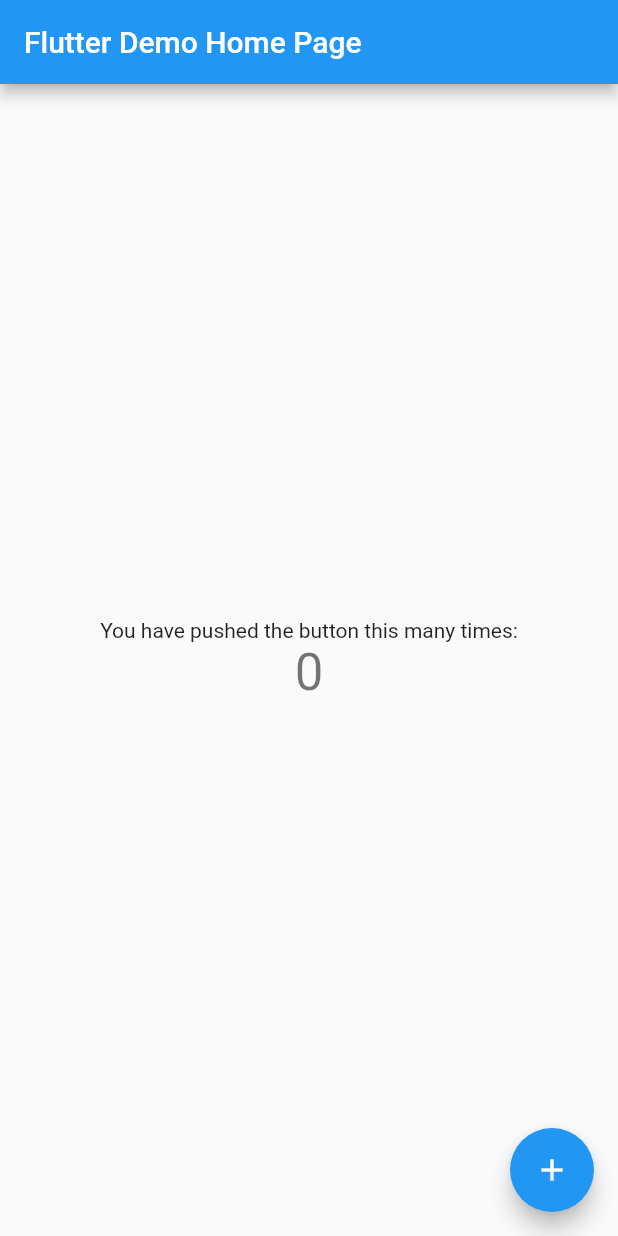
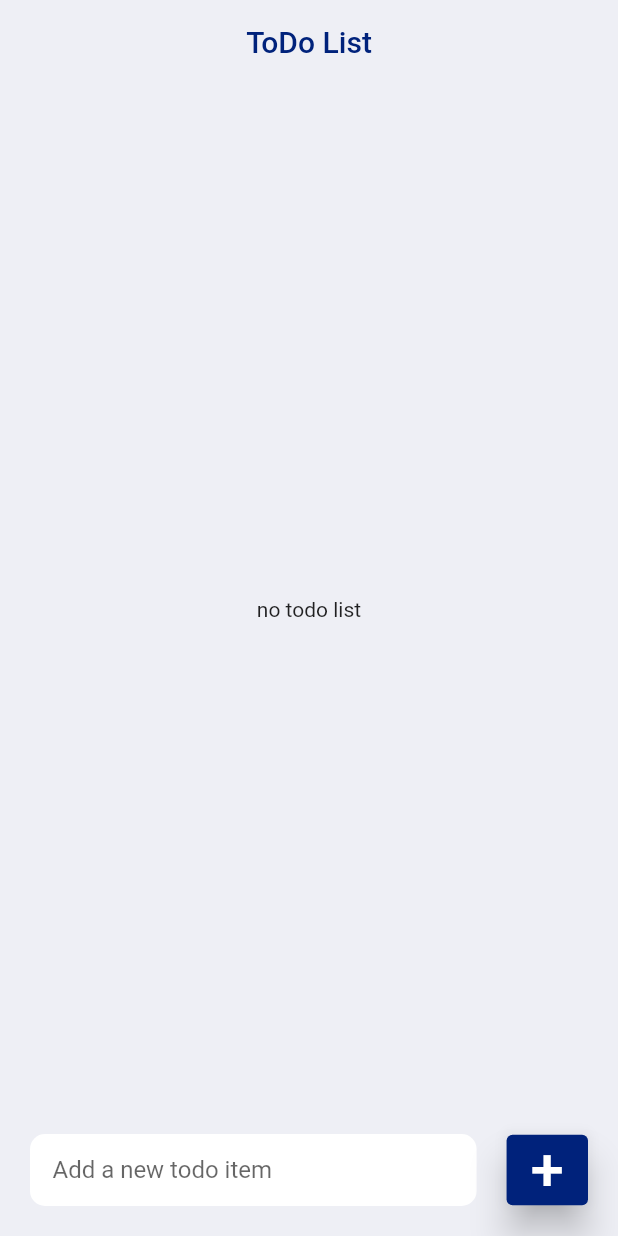
Before and after one commit to sabala1/test, a Flutter app: the screen it shows after launch, on a phone screen of 412 x 824 dp. Run offline on Flutter 3.47's test engine with Material 2 defaults, Android fonts, the phone set to English and light mode, and no system bars; our stand-ins replace flutter_slidable, sqflite; accounts and stored records are empty.

Commit message:
upTodoList

```diff
--- /dev/null
+++ b/todo_list/lib/constants/colors.dart
@@ -0,0 +1,10 @@
+import 'package:flutter/material.dart';
+
+const Color cPink = Color(0xffe57373);
+const Color cBlue = Color(0xff00227b);
+const Color cRed = Color(0xffFF0000);
+const Color cGrey = Color(0xff6d6d6d);
+const Color cBlack = Color(0xff000000);
+
+
+const Color bgGrey = Color(0xffeeeff5);
--- a/todo_list/lib/main.dart
+++ b/todo_list/lib/main.dart
@@ -1,6 +1,10 @@
 import 'package:flutter/material.dart';
+import 'package:flutter/services.dart';
+import 'package:todo_list/pages/home.dart';
 
-void main() {
+void main() async {
+  WidgetsFlutterBinding.ensureInitialized();
+
   runApp(const MyApp());
 }
 
@@ -10,106 +14,13 @@ class MyApp extends StatelessWidget {
   // This widget is the root of your application.
   @override
   Widget build(BuildContext context) {
+    SystemChrome.setSystemUIOverlayStyle(
+      SystemUiOverlayStyle(statusBarColor: Colors.transparent),
+    );
     return MaterialApp(
-      title: 'Flutter Demo',
-      theme: ThemeData(
-        // This is the theme of your application.
-        //
-        // Try running your application with "flutter run". You'll see the
-        // application has a blue toolbar. Then, without quitting the app, try
-        // changing the primarySwatch below to Colors.green and then invoke
-        // "hot reload" (press "r" in the console where you ran "flutter run",
-        // or simply save your changes to "hot reload" in a Flutter IDE).
-        // Notice that the counter didn't reset back to zero; the application
-        // is not restarted.
-        primarySwatch: Colors.blue,
-      ),
-      home: const MyHomePage(title: 'Flutter Demo Home Page'),
+      title: 'Test',
+      home: Home(),
     );
   }
+
 }
-
-class MyHomePage extends StatefulWidget {
-  const MyHomePage({super.key, required this.title});
-
-  // This widget is the home page of your application. It is stateful, meaning
-  // that it has a State object (defined below) that contains fields that affect
-  // how it looks.
-
-  // This class is the configuration for the state. It holds the values (in this
-  // case the title) provided by the parent (in this case the App widget) and
-  // used by the build method of the State. Fields in a Widget subclass are
-  // always marked "final".
-
-  final String title;
-
-  @override
-  State<MyHomePage> createState() => _MyHomePageState();
-}
-
-class _MyHomePageState extends State<MyHomePage> {
-  int _counter = 0;
-
-  void _incrementCounter() {
-    setState(() {
-      // This call to setState tells the Flutter framework that something has
-      // changed in this State, which causes it to rerun the build method below
-      // so that the display can reflect the updated values. If we changed
-      // _counter without calling setState(), then the build method would not be
-      // called again, and so nothing would appear to happen.
-      _counter++;
-    });
-  }
-
-  @override
-  Widget build(BuildContext context) {
-    // This method is rerun every time setState is called, for instance as done
-    // by the _incrementCounter method above.
-    //
-    // The Flutter framework has been optimized to make rerunning build methods
-    // fast, so that you can just rebuild anything that needs updating rather
-    // than having to individually change instances of widgets.
-    return Scaffold(
-      appBar: AppBar(
-        // Here we take the value from the MyHomePage object that was created by
-        // the App.build method, and use it to set our appbar title.
-        title: Text(widget.title),
-      ),
-      body: Center(
-        // Center is a layout widget. It takes a single child and positions it
-        // in the middle of the parent.
-        child: Column(
-          // Column is also a layout widget. It takes a list of children and
-          // arranges them vertically. By default, it sizes itself to fit its
-          // children horizontally, and tries to be as tall as its parent.
-          //
-          // Invoke "debug painting" (press "p" in the console, choose the
-          // "Toggle Debug Paint" action from the Flutter Inspector in Android
-          // Studio, or the "Toggle Debug Paint" command in Visual Studio Code)
-          // to see the wireframe for each widget.
-          //
-          // Column has various properties to control how it sizes itself and
-          // how it positions its children. Here we use mainAxisAlignment to
-          // center the children vertically; the main axis here is the vertical
-          // axis because Columns are vertical (the cross axis would be
-          // horizontal).
-          mainAxisAlignment: MainAxisAlignment.center,
-          children: <Widget>[
-            const Text(
-              'You have pushed the button this many times:',
-            ),
-            Text(
-              '$_counter',
-              style: Theme.of(context).textTheme.headline4,
-            ),
-          ],
-        ),
-      ),
-      floatingActionButton: FloatingActionButton(
-        onPressed: _incrementCounter,
-        tooltip: 'Increment',
-        child: const Icon(Icons.add),
-      ), // This trailing comma makes auto-formatting nicer for build methods.
-    );
-  }
-}
--- /dev/null
+++ b/todo_list/lib/models/db_model.dart
@@ -0,0 +1,60 @@
+import 'package:path/path.dart';
+import 'package:sqflite/sqflite.dart';
+import './todo_model.dart';
+
+class DBTodo {
+  Database? _database;
+
+  Future<Database> get database async {
+    final dbpath = await getDatabasesPath();
+    const dbname = 'todo.db';
+    final path = join(dbpath, dbname);
+    _database = await openDatabase(path, version: 1, onCreate: _createDB);
+
+    return _database!;
+  }
+
+  Future<void> _createDB(Database db, int version) async {
+    await db.execute('''
+      CREATE TABLE todo(
+        id INTEGER PRIMARY KEY AUTOINCREMENT,
+        todoText TEXT,
+        dateTime TEXT,
+        isDone INTEGER
+      )''');
+  }
+
+  Future<void> insertTodo(ToDo todo) async {
+    final db = await database;
+    await db.insert(
+      'todo',
+      todo.toMap(),
+      conflictAlgorithm: ConflictAlgorithm.replace,
+    );
+  }
+
+  Future<void> deleteTodo(ToDo todo) async {
+    final db = await database;
+    await db.delete(
+      'todo',
+      where: 'id == ?',
+      whereArgs: [todo.id],
+    );
+  }
+
+  Future<List<ToDo>> getToDo() async{
+    final db = await database;
+    List<Map<String, dynamic>> items = await db.query(
+      'todo',
+      orderBy: 'id DESC',
+    );
+    return List.generate(
+        items.length,
+        (i) => ToDo(
+          id: items[i]['id'],
+          todoText: items[i]['todoText'],
+          dateTime: DateTime.parse(items[i]['dateTime']),
+          isDone: items[i]['dateTime'] == 1 ? true : false
+        ),);
+  }
+}
--- /dev/null
+++ b/todo_list/lib/models/todo_model.dart
@@ -0,0 +1,29 @@
+// ignore_for_file: public_member_api_docs, sort_constructors_first
+import 'dart:convert';
+
+class ToDo {
+  int? id;
+  final String todoText;
+  DateTime dateTime;
+  bool isDone;
+  ToDo({
+    this.id,
+    required this.todoText,
+    required this.dateTime,
+    required this.isDone,
+  });
+
+  Map<String, dynamic> toMap() {
+    return <String, dynamic>{
+      'id': id,
+      'todoText': todoText,
+      'dateTime': dateTime.toString(),
+      'isDone': isDone ? 1 : 0,
+    };
+  }
+
+  @override
+  String toString() {
+    return 'ToDo(id: $id, todoText: $todoText, dateTime: $dateTime, isDone: $isDone)';
+  }
+}
--- /dev/null
+++ b/todo_list/lib/pages/home.dart
@@ -0,0 +1,67 @@
+import 'package:flutter/material.dart';
+import 'package:todo_list/models/db_model.dart';
+import 'package:todo_list/widgets/todo_list.dart';
+
+import '../constants/colors.dart';
+import '../models/todo_model.dart';
+import '../widgets/input_list.dart';
+
+class Home extends StatefulWidget {
+
+  TextEditingController textController = TextEditingController();
+
+  Home({super.key});
+
+  @override
+  State<Home> createState() => _HomeState();
+}
+
+class _HomeState extends State<Home> {
+
+  var db = DBTodo();
+
+  void addItem(ToDo todo) async{
+    await db.insertTodo(todo);
+    setState(() {
+
+    });
+  }
+
+  void deleteItem(ToDo todo) async{
+      await db.deleteTodo(todo);
+      setState(() {
+
+      });
+  }
+
+
+  @override
+  Widget build(BuildContext context) {
+    return Scaffold(
+      backgroundColor: bgGrey,
+      appBar: _buildAppBar(),
+      body: Column(
+        children: [
+          TodoList(inserFunction: addItem, deleteFunction: deleteItem,),
+          InPutList(inserFunction: addItem,),
+        ],
+      ),
+    );
+  }
+
+  AppBar _buildAppBar() {
+    return AppBar(
+      elevation: 0,
+      backgroundColor: bgGrey,
+      title: Row(
+        mainAxisAlignment: MainAxisAlignment.center,
+        children: [
+          Text(
+            'ToDo List',
+            style: TextStyle(color: cBlue),
+          )
+        ],
+      ),
+    );
+  }
+}
--- /dev/null
+++ b/todo_list/lib/widgets/input_list.dart
@@ -0,0 +1,63 @@
+import 'package:flutter/material.dart';
+import 'package:todo_list/constants/colors.dart';
+import 'package:todo_list/models/todo_model.dart';
+
+class InPutList extends StatelessWidget {
+  final Function inserFunction;
+
+  final textController = TextEditingController();
+
+  InPutList({super.key, required this.inserFunction});
+
+  @override
+  Widget build(BuildContext context) {
+    return Align(
+      alignment: Alignment.bottomCenter,
+      child: Row(
+        children: [
+          Expanded(
+            child: Container(
+              margin: EdgeInsets.only(bottom: 20, right: 20, left: 20),
+              padding: EdgeInsets.symmetric(horizontal: 15),
+              decoration: BoxDecoration(
+                color: Colors.white,
+                borderRadius: BorderRadius.circular(10),
+              ),
+              child: TextFormField(
+                controller: textController,
+                decoration: InputDecoration(
+                    hintText: 'Add a new todo item', border: InputBorder.none),
+              ),
+            ),
+          ),
+          Container(
+            margin: EdgeInsets.only(
+              bottom: 20,
+              right: 20,
+            ),
+            child: ElevatedButton(
+              child: Text(
+                '+',
+                style: TextStyle(
+                  fontSize: 40,
+                ),
+              ),
+              onPressed: () {
+                var myTodo = ToDo(todoText: textController.text,
+                dateTime: DateTime.now(),
+                isDone: false
+                );
+                inserFunction(myTodo);
+              },
+              style: ElevatedButton.styleFrom(
+                backgroundColor: cBlue,
+                minimumSize: Size(40, 40),
+                elevation: 10,
+              ),
+            ),
+          ),
+        ],
+      ),
+    );
+  }
+}
--- /dev/null
+++ b/todo_list/lib/widgets/todo_list.dart
@@ -0,0 +1,44 @@
+import 'package:flutter/material.dart';
+import 'package:todo_list/models/db_model.dart';
+import 'package:todo_list/widgets/todo_card.dart';
+
+class TodoList extends StatelessWidget {
+  final Function inserFunction;
+  final Function deleteFunction;
+  final db = DBTodo();
+  TodoList({
+    super.key,
+    required this.inserFunction,
+    required this.deleteFunction,
+  });
+
+  @override
+  Widget build(BuildContext context) {
+    return Expanded(
+      child: FutureBuilder(
+        future: db.getToDo(),
+        initialData: [],
+        builder: (BuildContext context, AsyncSnapshot<List> snapshot) {
+          var data = snapshot.data;
+          var datalength = data!.length;
+
+          return datalength == 0
+              ? Center(
+                  child: Text('no todo list'),
+                )
+              : ListView.builder(
+                  itemCount: datalength,
+                  itemBuilder: (context, i) => TodoCard(
+                    id: data[i].id,
+                    todoText: data[i].todoText,
+                    dateTime: data[i].dateTime,
+                    isDone: data[i].isDone,
+                    inserFunction: inserFunction,
+                    deleteFunction: deleteFunction,
+                  ),
+                );
+        },
+      ),
+    );
+  }
+}
--- a/todo_list/pubspec.yaml
+++ b/todo_list/pubspec.yaml
@@ -36,6 +36,10 @@ dependencies:
   # The following adds the Cupertino Icons font to your application.
   # Use with the CupertinoIcons class for iOS style icons.
   cupertino_icons: ^1.0.2
+  flutter_slidable: ^2.0.0
+  sqflite: ^2.0.3+1
+  path: ^1.8.2
+  intl: ^0.17.0
 
 dev_dependencies:
   flutter_test:
```
Also changed, not shown: todo_list/lib/widgets/todo_card.dart (added, +100 -0 lines), todo_list/pubspec.lock, 1 other file.
